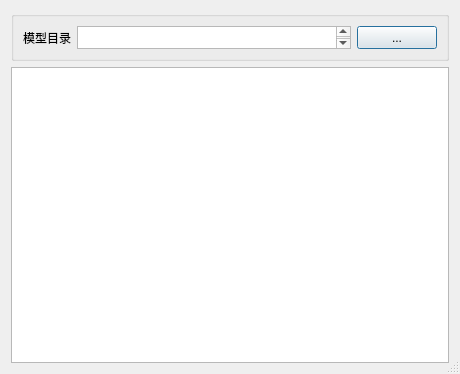
Before: the Qt Designer form PyDatcomLab/GUIs/components/BrowseModels.ui in darkspring2015/PyDatcomLab, drawn with Qt 5.
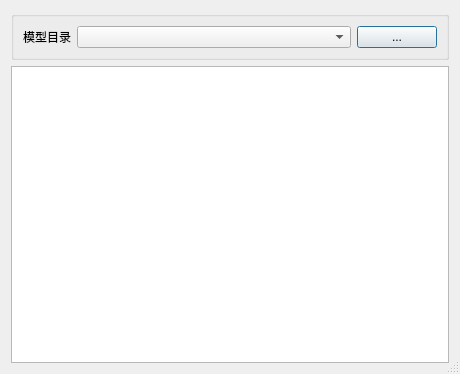
After: the same form once the commit is applied. Icons and pictures are not drawn.

Diff of the .ui file:
```diff
--- a/PyDatcomLab/GUIs/components/BrowseModels.ui
+++ b/PyDatcomLab/GUIs/components/BrowseModels.ui
@@ -55,14 +55,7 @@
        </widget>
       </item>
       <item>
-       <widget class="QTextEdit" name="textEdit_Dir">
-        <property name="sizePolicy">
-         <sizepolicy hsizetype="Expanding" vsizetype="Preferred">
-          <horstretch>0</horstretch>
-          <verstretch>0</verstretch>
-         </sizepolicy>
-        </property>
-       </widget>
+       <widget class="QComboBox" name="comboBox_Dirs"/>
       </item>
       <item>
        <widget class="QPushButton" name="pushButton_ChoiseDir">
```
Left out of the diff: 18 changed lines with no effect on the pictures.
